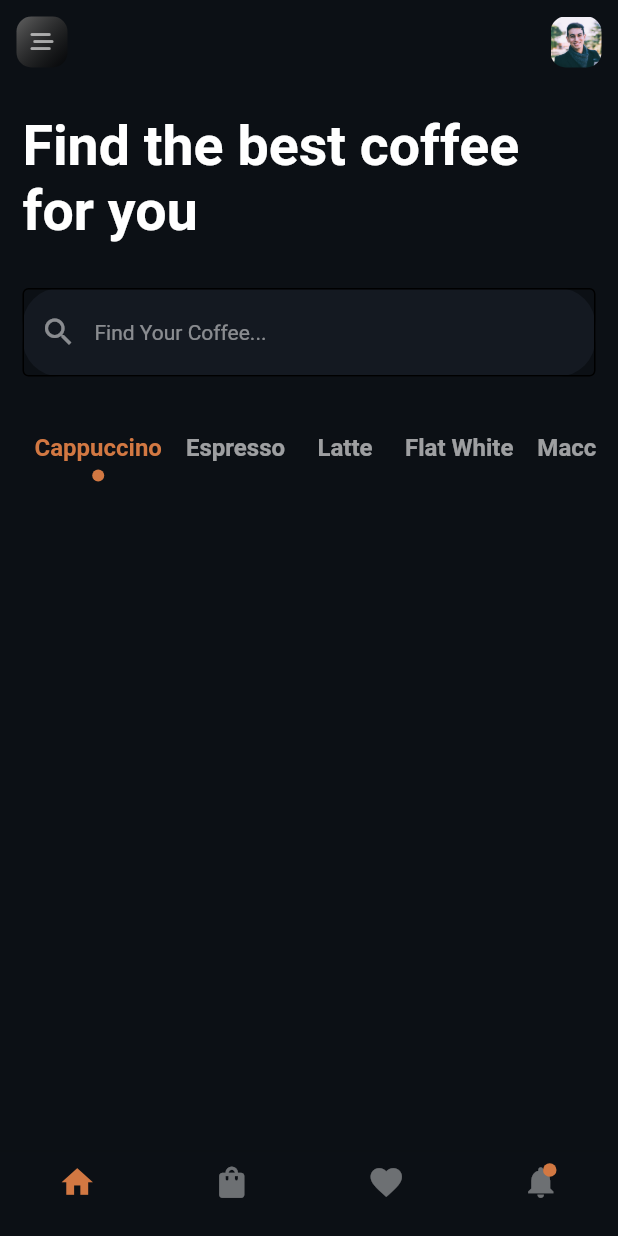
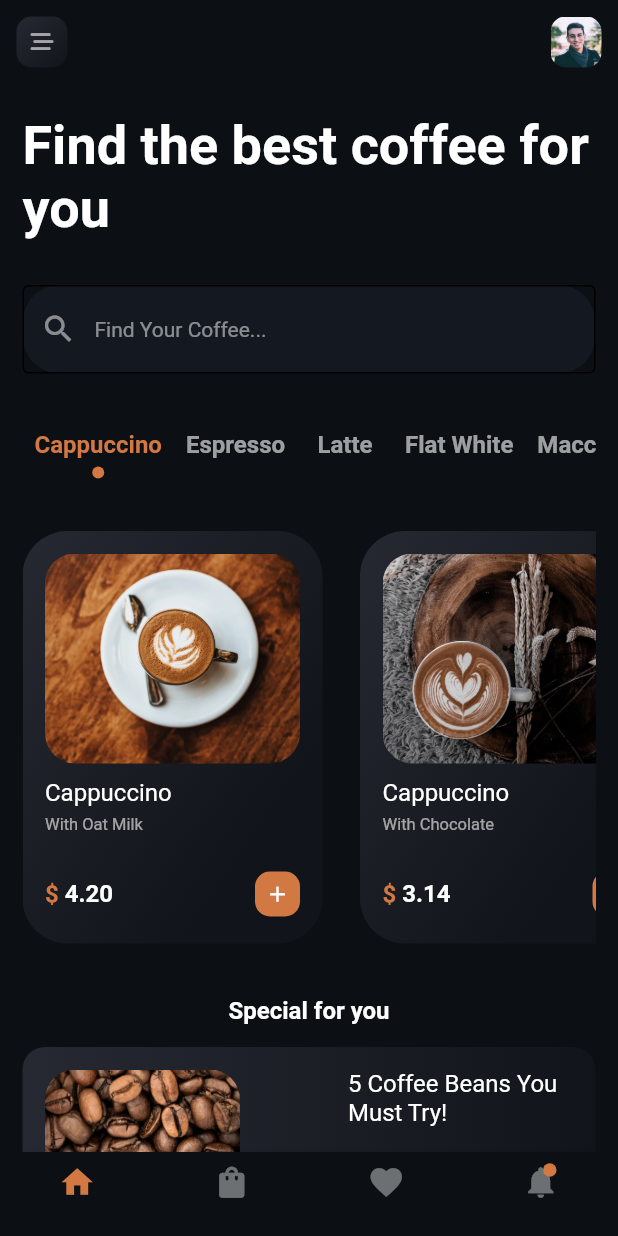
Before and after one commit to aniribe/flutter_coffee_shop, a Flutter app: the screen it shows after launch, on a phone screen of 412 x 824 dp. Run offline on Flutter 3.47's test engine with Material 2 defaults, Android fonts, the phone set to English and light mode, and no system bars; our stand-ins replace font_awesome_flutter, google_fonts, stacked, stacked_core, stacked_services.

Commit message:
coffee_cards_section was added; special_section was added;

```diff
--- a/lib/constants/app_color.dart
+++ b/lib/constants/app_color.dart
@@ -4,7 +4,8 @@ class AppColors {
   static const Color mainOrange = Color(0xFFD27842);
   static const Color white = Color(0xFFFFFFFF);
   static const Color black = Color(0xFF0C1015);
-  static const Color grey700 = Color(0xFF616161);
+  static const Color grey700 = Color(0xFF262931);
   static const Color black54 = Color(0x8A000000);
   static const Color blackBlue = Color(0xFF141921);
+  static const Color darkBlackForGradient = Color(0xFF11141A);
 }
--- a/lib/constants/string_constants.dart
+++ b/lib/constants/string_constants.dart
@@ -1,5 +1,4 @@
 class StringConstants {
-  static const String avatarImage = 'assets/images/avatar.jpeg';
   static const String slogan = 'Find the best coffee for you';
   static const String cappuccino = 'Cappuccino';
   static const String espresso = 'Espresso';
@@ -8,4 +7,20 @@ class StringConstants {
   static const String flatWhite = 'Flat White';
   static const String mochaLatte = 'Mocha Latte';
   static const String irishCoffee = 'Irish Coffee';
+
+  //Images
+  static const String avatarImage = 'assets/images/avatar.jpeg';
+  static const String coffeeImage1 = 'assets/images/coffee1.jpeg';
+  static const String coffeeImage2 = 'assets/images/coffee2.jpeg';
+  static const String coffeeImage3 = 'assets/images/coffee3.jpeg';
+  static const String coffeeImage4 = 'assets/images/coffee4.jpeg';
+  static const String coffeeImage5 = 'assets/images/coffee5.jpeg';
+  static const String coffeeImage6 = 'assets/images/coffee6.jpeg';
+  static const String coffeeImage7 = 'assets/images/coffee7.jpeg';
+  static const String coffeeImage8 = 'assets/images/coffee8.jpg';
+  static const String coffeeImage9 = 'assets/images/coffee9.jpg';
+  static const String coffeeImage10 = 'assets/images/coffee10.jpg';
+  static const String coffeeImage11 = 'assets/images/coffee11.jpeg';
+  static const String coffeeImage12 = 'assets/images/coffee12.jpg';
+  static const String coffeeImage13 = 'assets/images/coffee13.jpg';
 }
--- /dev/null
+++ b/lib/model/coffee_type.dart
@@ -0,0 +1,13 @@
+class CoffeeType {
+  final String name;
+  final String description;
+  final String price;
+  final String image;
+
+  CoffeeType({
+    required this.name,
+    required this.description,
+    required this.price,
+    required this.image,
+  });
+}
--- /dev/null
+++ b/lib/views/home/components/coffee_cards_section.dart
@@ -0,0 +1,37 @@
+import 'package:flutter/cupertino.dart';
+
+import '../../../widgets/coffee_card/coffee_card.dart';
+import '../home_viewmodel.dart';
+
+class CoffeeCardsSection extends StatelessWidget {
+  final HomeViewModel model;
+
+  const CoffeeCardsSection({
+    Key? key,
+    required this.model,
+  }) : super(key: key);
+
+  @override
+  Widget build(BuildContext context) {
+    return Container(
+      height: 300,
+      child: ListView.builder(
+        scrollDirection: Axis.horizontal,
+        itemCount: model.coffeeList.length,
+        itemBuilder: (context, index) {
+          if (model.coffeeList[index].name ==
+              model.coffeeButtons[model.selectedButton].coffeeType) {
+            return CoffeeCard(
+              coffeeName: model.coffeeList[index].name,
+              description: model.coffeeList[index].description,
+              image: model.coffeeList[index].image,
+              price: model.coffeeList[index].price,
+            );
+          } else {
+            return Container();
+          }
+        },
+      ),
+    );
+  }
+}
--- /dev/null
+++ b/lib/views/home/components/slogan_section.dart
@@ -0,0 +1,16 @@
+import 'package:flutter/cupertino.dart';
+import '../../../constants/string_constants.dart';
+
+class SloganSection extends StatelessWidget {
+  const SloganSection({
+    Key? key,
+  }) : super(key: key);
+
+  @override
+  Widget build(BuildContext context) {
+    return const Text(
+      StringConstants.slogan,
+      style: TextStyle(fontSize: 36, fontWeight: FontWeight.w700),
+    );
+  }
+}
--- /dev/null
+++ b/lib/views/home/components/special_section.dart
@@ -0,0 +1,56 @@
+import 'package:flutter/cupertino.dart';
+import '../../../constants/app_color.dart';
+import '../../../constants/string_constants.dart';
+import '../../../util/ui_helper.dart';
+
+class SpecialSection extends StatelessWidget {
+  const SpecialSection({
+    Key? key,
+  }) : super(key: key);
+
+  @override
+  Widget build(BuildContext context) {
+    return Column(
+      children: [
+        const Text(
+          'Special for you',
+          style: TextStyle(fontWeight: FontWeight.w700, fontSize: 16),
+        ),
+        verticalSpace(15),
+        Container(
+          padding: const EdgeInsets.all(15),
+          decoration: BoxDecoration(
+            borderRadius: BorderRadius.circular(15),
+            gradient: const LinearGradient(
+                colors: [AppColors.grey700, AppColors.darkBlackForGradient]),
+          ),
+          child: Row(
+            mainAxisAlignment: MainAxisAlignment.spaceBetween,
+            crossAxisAlignment: CrossAxisAlignment.start,
+            children: [
+              Container(
+                height: 100,
+                width: 130,
+                child: ClipRRect(
+                  borderRadius: BorderRadius.circular(20),
+                  child: Image.asset(
+                    StringConstants.coffeeImage13,
+                    fit: BoxFit.fitWidth,
+                  ),
+                ),
+              ),
+              Container(
+                width: 150,
+                child: const Text(
+                  '5 Coffee Beans You Must Try!',
+                  style: TextStyle(fontSize: 16),
+                  softWrap: true,
+                ),
+              )
+            ],
+          ),
+        ),
+      ],
+    );
+  }
+}
--- a/lib/views/home/home_view.dart
+++ b/lib/views/home/home_view.dart
@@ -6,9 +6,13 @@ import 'package:stacked/stacked.dart';
 import '../../constants/app_color.dart';
 import '../../widgets/avatar.dart';
 import '../../widgets/buttons/menu_button.dart';
+import '../../widgets/coffee_card/coffee_card.dart';
 import '../../widgets/inputs/app_input.dart';
 import '../../widgets/navigation_bar/custom_navigation_bar.dart';
+import 'components/coffee_cards_section.dart';
 import 'components/coffee_type_section.dart';
+import 'components/slogan_section.dart';
+import 'components/special_section.dart';
 import 'home_viewmodel.dart';
 
 class HomeView extends StatelessWidget {
@@ -28,16 +32,14 @@ class HomeView extends StatelessWidget {
               ),
               bottomNavigationBar: const CustomNavigationBar(),
               body: SafeArea(
+                child: SingleChildScrollView(
                   child: Padding(
                     padding: const EdgeInsets.symmetric(horizontal: 15),
                     child: Column(
+                      crossAxisAlignment: CrossAxisAlignment.start,
                       children: [
                         verticalSpace(20),
-                      const Text(
-                        StringConstants.slogan,
-                        style: TextStyle(
-                            fontSize: 37, fontWeight: FontWeight.w700),
-                      ),
+                        const SloganSection(),
                         verticalSpace(30),
                         const AppInput(),
                         verticalSpace(30),
@@ -46,7 +48,12 @@ class HomeView extends StatelessWidget {
                           onPressed: model.onCoffeeTypeButtonPressedHandler,
                           coffeeButtons: model.coffeeButtons,
                         ),
+                        verticalSpace(25),
+                        CoffeeCardsSection(model: model),
+                        verticalSpace(10),
+                        const SpecialSection()
                       ],
+                    ),
                   ),
                 ),
               ),
--- a/lib/views/home/home_viewmodel.dart
+++ b/lib/views/home/home_viewmodel.dart
@@ -1,6 +1,7 @@
 import 'package:coffee_shop/constants/string_constants.dart';
 import 'package:stacked/stacked.dart';
 import '../../model/coffee_button.dart';
+import '../../model/coffee_type.dart';
 
 class HomeViewModel extends BaseViewModel {
   List<CoffeeButton> coffeeButtons = [
@@ -15,6 +16,75 @@ class HomeViewModel extends BaseViewModel {
 
   int selectedButton = 0;
 
+  List<CoffeeType> coffeeList = [
+    CoffeeType(
+      name: StringConstants.cappuccino,
+      description: 'With Oat Milk',
+      price: '4.20',
+      image: StringConstants.coffeeImage9,
+    ),
+    CoffeeType(
+      name: StringConstants.cappuccino,
+      description: 'With Chocolate',
+      price: '3.14',
+      image: StringConstants.coffeeImage7,
+    ),
+    CoffeeType(
+      name: StringConstants.cappuccino,
+      description: 'With Bear',
+      price: '5.14',
+      image: StringConstants.coffeeImage8,
+    ),
+    CoffeeType(
+      name: StringConstants.latte,
+      description: 'With Oat Milk',
+      price: '2.20',
+      image: StringConstants.coffeeImage3,
+    ),
+    CoffeeType(
+      name: StringConstants.latte,
+      description: 'With Ice',
+      price: '3.52',
+      image: StringConstants.coffeeImage4,
+    ),
+    CoffeeType(
+      name: StringConstants.mochaLatte,
+      description: 'With Milk',
+      price: '4.70',
+      image: StringConstants.coffeeImage5,
+    ),
+    CoffeeType(
+      name: StringConstants.mochaLatte,
+      description: 'With Water',
+      price: '5.54',
+      image: StringConstants.coffeeImage6,
+    ),
+    CoffeeType(
+      name: StringConstants.flatWhite,
+      description: 'With Milk',
+      price: '6.03',
+      image: StringConstants.coffeeImage1,
+    ),
+    CoffeeType(
+      name: StringConstants.flatWhite,
+      description: 'With Wine',
+      price: '2.07',
+      image: StringConstants.coffeeImage2,
+    ),
+    CoffeeType(
+      name: StringConstants.espresso,
+      description: 'Without Milk',
+      price: '3.47',
+      image: StringConstants.coffeeImage10,
+    ),
+    CoffeeType(
+      name: StringConstants.espresso,
+      description: 'Without Water',
+      price: '4.47',
+      image: StringConstants.coffeeImage11,
+    ),
+  ];
+
   void onCoffeeTypeButtonPressedHandler(int index) {
     coffeeButtons[selectedButton].isActive = false;
     coffeeButtons[index].isActive = true;
--- a/lib/widgets/buttons/menu_button.dart
+++ b/lib/widgets/buttons/menu_button.dart
@@ -16,7 +16,7 @@ class MenuButton extends StatelessWidget {
         gradient: const LinearGradient(
           colors: [
             AppColors.grey700,
-            AppColors.black54,
+            AppColors.darkBlackForGradient,
           ],
           begin: Alignment.topLeft,
           end: Alignment.bottomRight,
--- /dev/null
+++ b/lib/widgets/coffee_card/coffee_card.dart
@@ -0,0 +1,53 @@
+import 'package:coffee_shop/util/ui_helper.dart';
+import 'package:coffee_shop/widgets/coffee_card/price_section.dart';
+import 'package:flutter/cupertino.dart';
+import 'package:flutter/material.dart';
+import '../../constants/app_color.dart';
+import 'coffee_imsge.dart';
+import 'coffee_name.dart';
+
+class CoffeeCard extends StatelessWidget {
+  final String coffeeName;
+  final String description;
+  final String image;
+  final String price;
+
+  const CoffeeCard({
+    Key? key,
+    required this.description,
+    required this.coffeeName,
+    required this.image,
+    required this.price,
+  }) : super(key: key);
+
+  @override
+  Widget build(BuildContext context) {
+    return Padding(
+      padding: const EdgeInsets.only(right: 25, bottom: 25),
+      child: Container(
+        padding: const EdgeInsets.all(15),
+        width: 200,
+        decoration: BoxDecoration(
+          borderRadius: BorderRadius.circular(30),
+          gradient: const LinearGradient(
+            colors: [AppColors.grey700, AppColors.darkBlackForGradient],
+            begin: Alignment.topLeft,
+          ),
+        ),
+        child: Column(
+          crossAxisAlignment: CrossAxisAlignment.start,
+          children: [
+            CoffeeImage(image: image),
+            verticalSpace(10),
+            CoffeeName(
+              coffeeName: coffeeName,
+              description: description,
+            ),
+            verticalSpace(25),
+            PriceSection(price: price),
+          ],
+        ),
+      ),
+    );
+  }
+}
--- /dev/null
+++ b/lib/widgets/coffee_card/coffee_imsge.dart
@@ -0,0 +1,25 @@
+import 'package:flutter/cupertino.dart';
+
+class CoffeeImage extends StatelessWidget {
+  final String image;
+
+  const CoffeeImage({
+    Key? key,
+    required this.image,
+  }) : super(key: key);
+
+  @override
+  Widget build(BuildContext context) {
+    return Container(
+      height: 140,
+      width: double.infinity,
+      child: ClipRRect(
+        borderRadius: BorderRadius.circular(20),
+        child: Image.asset(
+          image,
+          fit: BoxFit.fitWidth,
+        ),
+      ),
+    );
+  }
+}
--- /dev/null
+++ b/lib/widgets/coffee_card/coffee_name.dart
@@ -0,0 +1,33 @@
+import 'package:flutter/cupertino.dart';
+import '../../constants/app_color.dart';
+import '../../util/ui_helper.dart';
+
+class CoffeeName extends StatelessWidget {
+  final String coffeeName;
+  final String description;
+
+  const CoffeeName(
+      {Key? key, required this.description, required this.coffeeName})
+      : super(key: key);
+
+  @override
+  Widget build(BuildContext context) {
+    return Column(
+      crossAxisAlignment: CrossAxisAlignment.start,
+      children: [
+        Text(
+          coffeeName,
+          style: const TextStyle(fontSize: 16),
+        ),
+        verticalSpace(5),
+        Text(
+          description,
+          style: TextStyle(
+            fontSize: 11,
+            color: AppColors.white.withOpacity(0.6),
+          ),
+        ),
+      ],
+    );
+  }
+}
--- /dev/null
+++ b/lib/widgets/coffee_card/price_section.dart
@@ -0,0 +1,56 @@
+import 'package:flutter/material.dart';
+import '../../constants/app_color.dart';
+
+class PriceSection extends StatelessWidget {
+  final String price;
+
+  const PriceSection({
+    Key? key,
+    required this.price,
+  }) : super(key: key);
+
+  @override
+  Widget build(BuildContext context) {
+    return Row(
+      mainAxisAlignment: MainAxisAlignment.spaceBetween,
+      children: [
+        RichText(
+          text: TextSpan(
+              style: const TextStyle(
+                color: AppColors.white,
+                fontSize: 16,
+                fontWeight: FontWeight.w600,
+              ),
+              children: [
+                const TextSpan(
+                  text: '\$ ',
+                  style: TextStyle(color: AppColors.mainOrange),
+                ),
+                TextSpan(text: price),
+              ]),
+        ),
+        Container(
+          height: 30,
+          width: 30,
+          decoration: const BoxDecoration(
+              // color: AppColors.mainOrange,
+              ),
+          child: TextButton(
+            style: TextButton.styleFrom(
+                padding: const EdgeInsets.all(0),
+                primary: AppColors.white,
+                backgroundColor: AppColors.mainOrange,
+                shape: RoundedRectangleBorder(
+                  borderRadius: BorderRadius.circular(10),
+                )),
+            child: const Icon(
+              Icons.add,
+              size: 17,
+            ),
+            onPressed: () {},
+          ),
+        ),
+      ],
+    );
+  }
+}
--- a/pubspec.yaml
+++ b/pubspec.yaml
@@ -17,10 +17,13 @@ dependencies:
   cupertino_icons: ^1.0.2
   font_awesome_flutter: ^10.1.0
   google_fonts:
+  animations: ^2.0.3
 
   #For MVVM architecture
   stacked: ^2.3.13
   stacked_services: ^0.9.3
+
+
 
 dev_dependencies:
   flutter_test:
```
Also changed, not shown: assets/images/coffee10.jpg (added), assets/images/coffee11.jpeg (added), assets/images/coffee12.jpg (added), assets/images/coffee13.jpg (added), assets/images/coffee8.jpg (renamed from assets/images/coffee6.jpg), pubspec.lock, 3 other files. Lines whose indentation alone changed are shown as unchanged.
